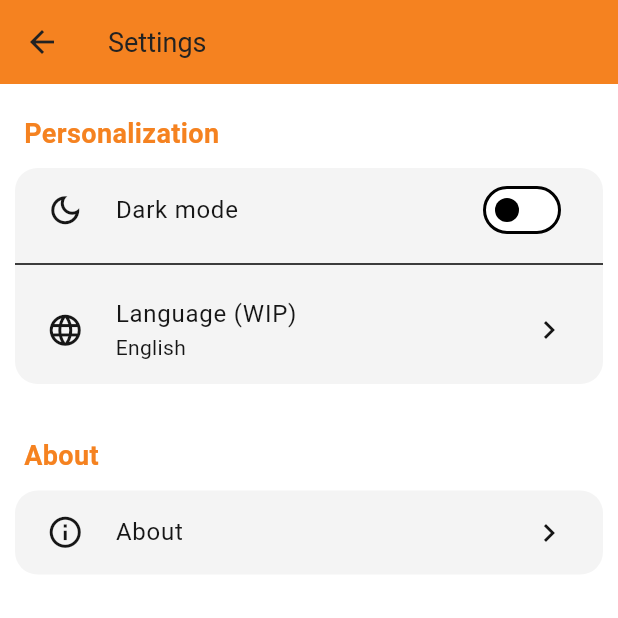
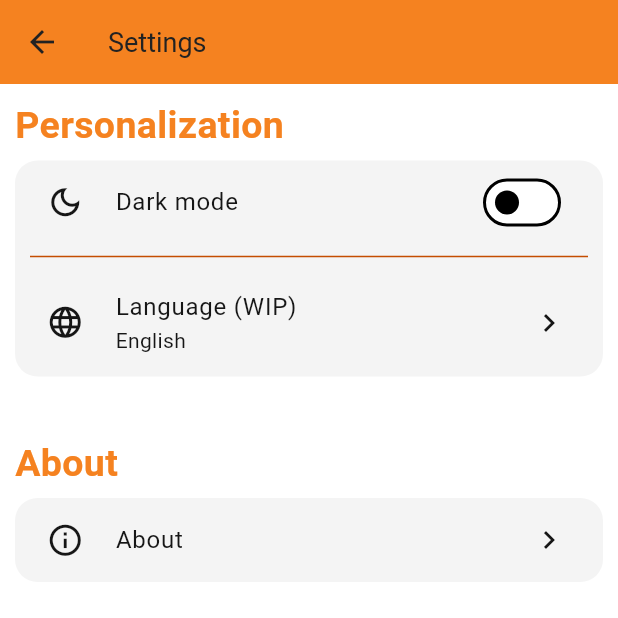
Before and after one commit to marc22polo/Mobile-bank, a Flutter app: the SettingsPage screen opened directly, on a phone screen of 412 x 824 dp, the top half of it. Run offline on Flutter 3.47's test engine with Material 3 defaults, Android fonts, the phone set to English and light mode, and no system bars; drawn by our look-alikes of babstrap_settings_screen; our stand-ins replace grouped_list; missing offline and left inert: circular_menu; generated files the repository leaves out were written again.

Commit message:
better settings page

```diff
--- /dev/null
+++ b/lib/src/components/icon_style.dart
@@ -0,0 +1,15 @@
+import 'package:flutter/material.dart';
+
+class IconStyle {
+  Color? iconsColor;
+  bool? withBackground;
+  Color? backgroundColor;
+  double? borderRadius;
+
+  IconStyle({
+    this.iconsColor = Colors.white,
+    this.withBackground = true,
+    this.backgroundColor = Colors.blue,
+    borderRadius = 8,
+  }) : borderRadius = double.parse(borderRadius!.toString());
+}
--- a/lib/src/components/settings_about.dart
+++ b/lib/src/components/settings_about.dart
@@ -26,10 +26,14 @@ class SettingsAbout {
               ),
               const Padding(
                 padding: EdgeInsets.only(top: 10),
-                child: Row(
+                child: Column(
                   children: [
-                    Text("Version:"),
-                    Text("0.0.1 alpha"),
+                    Row(
+                      children: [
+                        Text("Version:"),
+                        Text("0.0.1 alpha"),
+                      ],
+                    ),
                   ],
                 ),
               )
--- /dev/null
+++ b/lib/src/components/settings_group.dart
@@ -0,0 +1,73 @@
+import 'package:flutter/material.dart';
+import 'settings_utils.dart';
+import 'settings_item.dart';
+
+class SettingsGroup extends StatelessWidget {
+  final String? settingsGroupTitle;
+  final TextStyle? settingsGroupTitleStyle;
+  final List<SettingsItem> items;
+  final EdgeInsets? margin;
+  final Color? backgroundColor;
+  // Icons size
+  final double? iconItemSize;
+
+  const SettingsGroup(
+      {super.key,
+      this.settingsGroupTitle,
+      this.settingsGroupTitleStyle,
+      required this.items,
+      this.backgroundColor,
+      this.margin,
+      this.iconItemSize = 25});
+
+  @override
+  Widget build(BuildContext context) {
+    if (iconItemSize != null) {
+      SettingsScreenUtils.settingsGroupIconSize = iconItemSize;
+    }
+
+    return Container(
+      margin: margin ?? EdgeInsets.only(bottom: 20),
+      child: Column(
+        crossAxisAlignment: CrossAxisAlignment.start,
+        children: [
+          // The title
+          (settingsGroupTitle != null)
+              ? Padding(
+                  padding: const EdgeInsets.only(bottom: 5),
+                  child: Text(
+                    settingsGroupTitle!,
+                    style: (settingsGroupTitleStyle == null)
+                        ? TextStyle(fontSize: 25, fontWeight: FontWeight.bold)
+                        : settingsGroupTitleStyle,
+                  ),
+                )
+              : Container(),
+          // The SettingsGroup sections
+          Container(
+            decoration: BoxDecoration(
+              color: backgroundColor ?? Theme.of(context).cardColor,
+              borderRadius: BorderRadius.circular(15),
+            ),
+            child: ListView.separated(
+              separatorBuilder: (context, index) {
+                return Divider(
+                  indent: 10,
+                  endIndent: 10,
+                  color: Theme.of(context).colorScheme.secondary,
+                );
+              },
+              itemCount: items.length,
+              itemBuilder: (BuildContext context, int index) {
+                return items[index];
+              },
+              shrinkWrap: true,
+              padding: EdgeInsets.zero,
+              physics: ScrollPhysics(),
+            ),
+          ),
+        ],
+      ),
+    );
+  }
+}
--- /dev/null
+++ b/lib/src/components/settings_item.dart
@@ -0,0 +1,77 @@
+import 'package:flutter/material.dart';
+import 'icon_style.dart';
+import 'settings_utils.dart';
+
+class SettingsItem extends StatelessWidget {
+  final IconData icons;
+  final IconStyle? iconStyle;
+  final String title;
+  final TextStyle? titleStyle;
+  final String? subtitle;
+  final TextStyle? subtitleStyle;
+  final Widget? trailing;
+  final VoidCallback? onTap;
+  final int? titleMaxLine;
+  final int? subtitleMaxLine;
+  final TextOverflow? overflow;
+
+  const SettingsItem(
+      {super.key,
+      required this.icons,
+      this.iconStyle,
+      required this.title,
+      this.titleStyle,
+      this.subtitle,
+      this.subtitleStyle,
+      this.trailing,
+      this.onTap,
+      this.titleMaxLine,
+      this.subtitleMaxLine,
+      this.overflow = TextOverflow.ellipsis});
+
+  @override
+  Widget build(BuildContext context) {
+    return ClipRRect(
+      borderRadius: BorderRadius.circular(15),
+      child: ListTile(
+        onTap: onTap,
+        leading: (iconStyle != null && iconStyle!.withBackground!)
+            ? Container(
+                decoration: BoxDecoration(
+                  color: iconStyle!.backgroundColor,
+                  borderRadius: BorderRadius.circular(iconStyle!.borderRadius!),
+                ),
+                padding: EdgeInsets.all(5),
+                child: Icon(
+                  icons,
+                  size: SettingsScreenUtils.settingsGroupIconSize,
+                  color: iconStyle!.iconsColor,
+                ),
+              )
+            : Padding(
+                padding: EdgeInsets.all(5),
+                child: Icon(
+                  icons,
+                  size: SettingsScreenUtils.settingsGroupIconSize,
+                ),
+              ),
+        title: Text(
+          title,
+          style: titleStyle ?? TextStyle(fontWeight: FontWeight.bold),
+          maxLines: titleMaxLine,
+          overflow: titleMaxLine != null ? overflow : null,
+        ),
+        subtitle: (subtitle != null)
+            ? Text(
+                subtitle!,
+                style: subtitleStyle ?? Theme.of(context).textTheme.bodyMedium!,
+                maxLines: subtitleMaxLine,
+                overflow:
+                    subtitleMaxLine != null ? TextOverflow.ellipsis : null,
+              )
+            : null,
+        trailing: (trailing != null) ? trailing : Icon(Icons.navigate_next),
+      ),
+    );
+  }
+}
--- /dev/null
+++ b/lib/src/components/settings_utils.dart
@@ -0,0 +1,6 @@
+import 'package:flutter/material.dart';
+
+class SettingsScreenUtils {
+  static double? settingsGroupIconSize;
+  static TextStyle? settingsGroupTitleStyle;
+}
--- a/lib/src/page/settings.dart
+++ b/lib/src/page/settings.dart
@@ -1,9 +1,10 @@
-import 'package:babstrap_settings_screen/babstrap_settings_screen.dart';
 import 'package:flutter/material.dart';
 import 'package:flutter_application_1/src/components/settings_about.dart';
 import 'package:flutter_application_1/src/theme/theme_provider.dart';
 import 'package:flutter_gen/gen_l10n/app_localizations.dart';
 import 'package:provider/provider.dart';
+import 'package:flutter_application_1/src/components/Settings_group.dart';
+import 'package:flutter_application_1/src/components/settings_item.dart';
 
 class SettingsPage extends StatefulWidget {
   const SettingsPage({super.key});
@@ -34,23 +35,15 @@ class _SettingsPageState extends State<SettingsPage> {
       ),
       body: Column(
         children: [
-          Align(
-            alignment: Alignment.centerLeft,
-            child: Padding(
-              padding: const EdgeInsets.only(top: 20, left: 16),
-              child: Text(
-                "Personalization",
-                style: TextStyle(
-                  fontSize: 18,
-                  fontWeight: FontWeight.bold,
-                  color: Theme.of(context).colorScheme.primary,
-                ),
-              ),
-            ),
-          ),
           Padding(
             padding: const EdgeInsets.all(10),
             child: SettingsGroup(
+              settingsGroupTitle: "Personalization",
+              settingsGroupTitleStyle: TextStyle(
+                fontSize: 25,
+                fontWeight: FontWeight.bold,
+                color: Theme.of(context).colorScheme.primary,
+              ),
               backgroundColor: Theme.of(context).colorScheme.tertiary,
               items: [
                 SettingsItem(
@@ -83,23 +76,15 @@ class _SettingsPageState extends State<SettingsPage> {
               ],
             ),
           ),
-          Align(
-            alignment: Alignment.centerLeft,
-            child: Padding(
-              padding: const EdgeInsets.only(top: 5, left: 16),
-              child: Text(
-                "About",
-                style: TextStyle(
-                  fontSize: 18,
-                  fontWeight: FontWeight.bold,
-                  color: Theme.of(context).colorScheme.primary,
-                ),
-              ),
-            ),
-          ),
           Padding(
             padding: const EdgeInsets.all(10),
             child: SettingsGroup(
+              settingsGroupTitle: "About",
+              settingsGroupTitleStyle: TextStyle(
+                fontSize: 25,
+                fontWeight: FontWeight.bold,
+                color: Theme.of(context).colorScheme.primary,
+              ),
               backgroundColor: Theme.of(context).colorScheme.tertiary,
               items: [
                 SettingsItem(
--- a/pubspec.yaml
+++ b/pubspec.yaml
@@ -18,13 +18,12 @@ dependencies:
   grouped_list: ^6.0.0
   intl: ^0.19.0
   circular_menu: ^4.0.0
-  babstrap_settings_screen : ^0.1.7
 
 dev_dependencies:
   flutter_test:
     sdk: flutter
 
-  flutter_lints: ^4.0.0
+  flutter_lints: ^5.0.0
 
 flutter:
   uses-material-design: true
```
Also changed, not shown: pubspec.lock.
